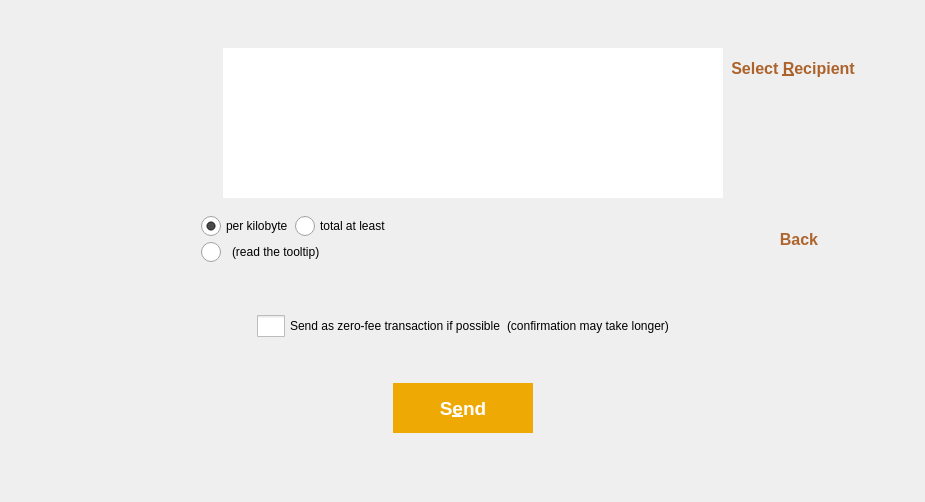
Qt form src/qt/forms/sendcoinsdialog.ui (MassGrid/MassGrid) before a commit.
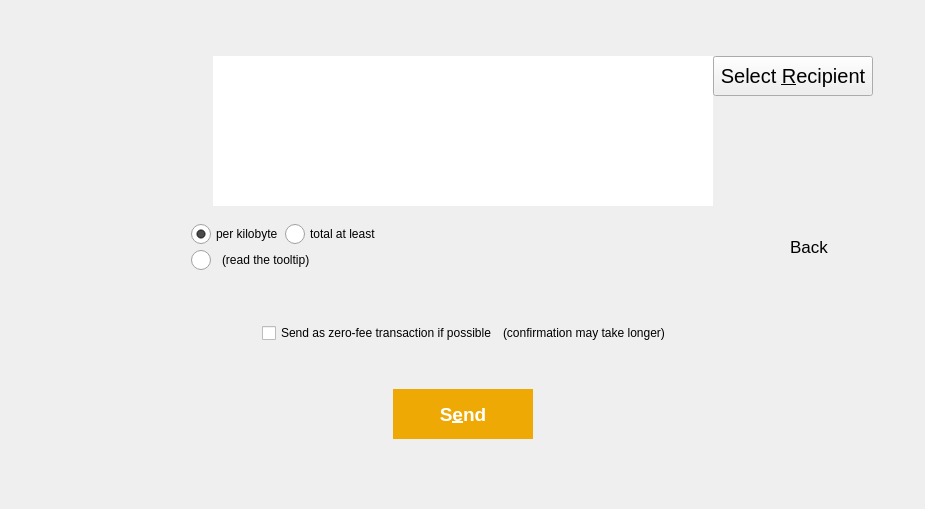
The same form after that commit. The open tabs and pages were chosen to show the change. Icons and pictures are not drawn. Custom widgets are drawn as their Qt base class.

Patch:
```diff
--- a/src/qt/forms/sendcoinsdialog.ui
+++ b/src/qt/forms/sendcoinsdialog.ui
@@ -7,55 +7,14 @@
     <x>0</x>
     <y>0</y>
     <width>925</width>
-    <height>502</height>
+    <height>509</height>
    </rect>
   </property>
   <property name="windowTitle">
    <string>Send Coins</string>
   </property>
   <property name="styleSheet">
-   <string notr="true">QCheckBox{  
-    spacing: 5px;  
-}  
-  
-QCheckBox::indicator{  
-	width:28px;
-	height:22px; 
-}  
-  
-QCheckBox::indicator:unchecked{  
-	image: url(:/pic/res/pic/kPic.png);
-}  
-  
-QCheckBox::indicator:checked{  
-	image: url(:/pic/res/pic/check-selected.png);
-}  
-  
-QCheckBox::indicator:checked:disabled{  
-    image:url(:/CheckBox/res/checkedDisabled.png);  
-}  
-
-QRadioButton{  
-    spacing: 5px;  
-}  
-  
-QRadioButton::indicator{  
-	width:20px;
-	height:20px; 
-}  
-  
-QRadioButton::indicator:unchecked{  
-	border-image: url(:/pic/res/pic/kPic.png);
-}  
-  
-QRadioButton::indicator:checked{  
-	border-image: url(:/pic/res/pic/selectPic.png);
-}  
-  
-QRadioButton::indicator:checked:disabled{  
-    image:url(:/CheckBox/res/checkedDisabled.png);  
-}  
-</string>
+   <string notr="true"/>
   </property>
   <layout class="QGridLayout" name="gridLayout">
    <property name="leftMargin">
@@ -1547,14 +1506,14 @@
                     </property>
                     <property name="font">
                      <font>
-                      <pointsize>12</pointsize>
-                      <weight>75</weight>
-                      <bold>true</bold>
+                      <pointsize>15</pointsize>
+                      <weight>50</weight>
+                      <italic>false</italic>
+                      <bold>false</bold>
                      </font>
                     </property>
                     <property name="styleSheet">
-                     <string notr="true">border:hidde;
-color: rgb(172, 99, 43);</string>
+                     <string notr="true"/>
                     </property>
                     <property name="text">
                      <string>Select &amp;Recipient</string>
@@ -1565,8 +1524,8 @@
                     </property>
                     <property name="iconSize">
                      <size>
-                      <width>35</width>
-                      <height>35</height>
+                      <width>25</width>
+                      <height>25</height>
                      </size>
                     </property>
                     <property name="popupMode">
@@ -1608,6 +1567,33 @@
                 <property name="styleSheet">
                  <string notr="true">QStackedWidget{
 border:hidden;
+}
+
+QRadioButton{
+    spacing: 5px;
+}
+
+QRadioButton::indicator{
+    width:20px;
+    height:20px;
+}
+
+QRadioButton::indicator:unchecked{
+    border-image: url(:/pic/res/pic/kPic.png);
+    width:20px;
+    height:20px;
+}
+
+QRadioButton::indicator:checked{
+    border-image: url(:/pic/res/pic/selectPic.png);
+    width:20px;
+    height:20px;
+}
+
+QRadioButton::indicator:checked:disabled{
+    image:url(:/CheckBox/res/checkedDisabled.png);
+    width:20px;
+    height:20px;
 }</string>
                 </property>
                 <property name="currentIndex">
@@ -2226,14 +2212,14 @@
                          </property>
                          <property name="font">
                           <font>
-                           <pointsize>12</pointsize>
-                           <weight>75</weight>
-                           <bold>true</bold>
+                           <pointsize>13</pointsize>
+                           <weight>50</weight>
+                           <italic>false</italic>
+                           <bold>false</bold>
                           </font>
                          </property>
                          <property name="styleSheet">
-                          <string notr="true">border:hidden;
-color: rgb(173, 100, 45);</string>
+                          <string notr="true"/>
                          </property>
                          <property name="text">
                           <string>Back</string>
```
Left out of the diff: 4 changed lines with no effect on the pictures.
